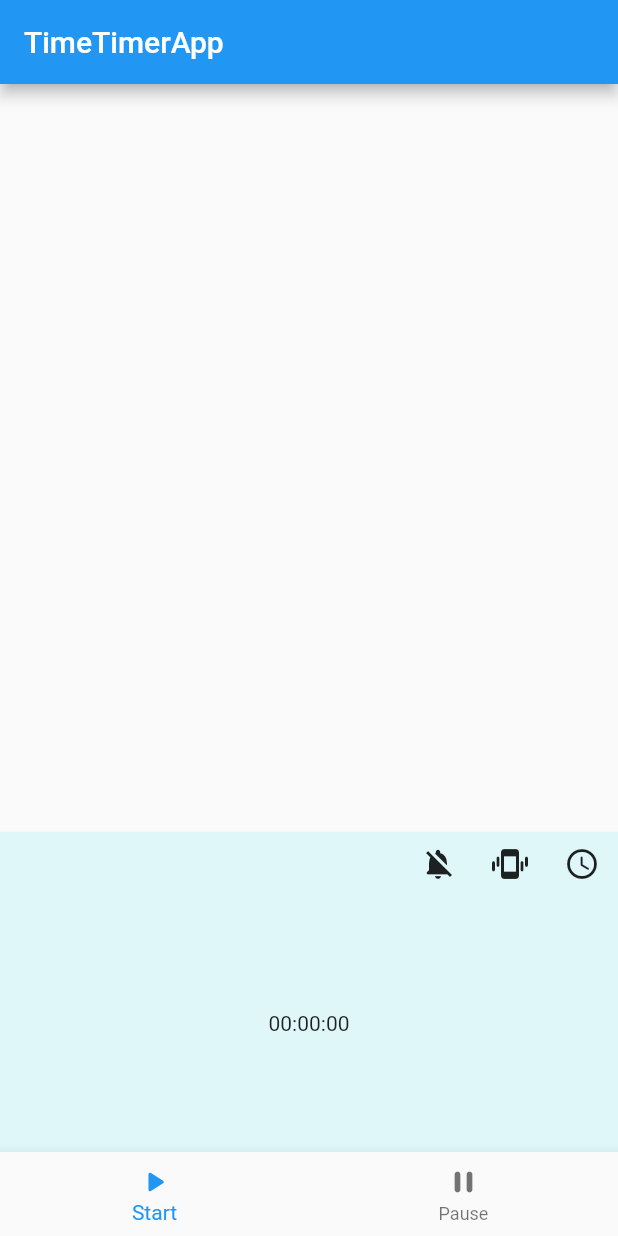
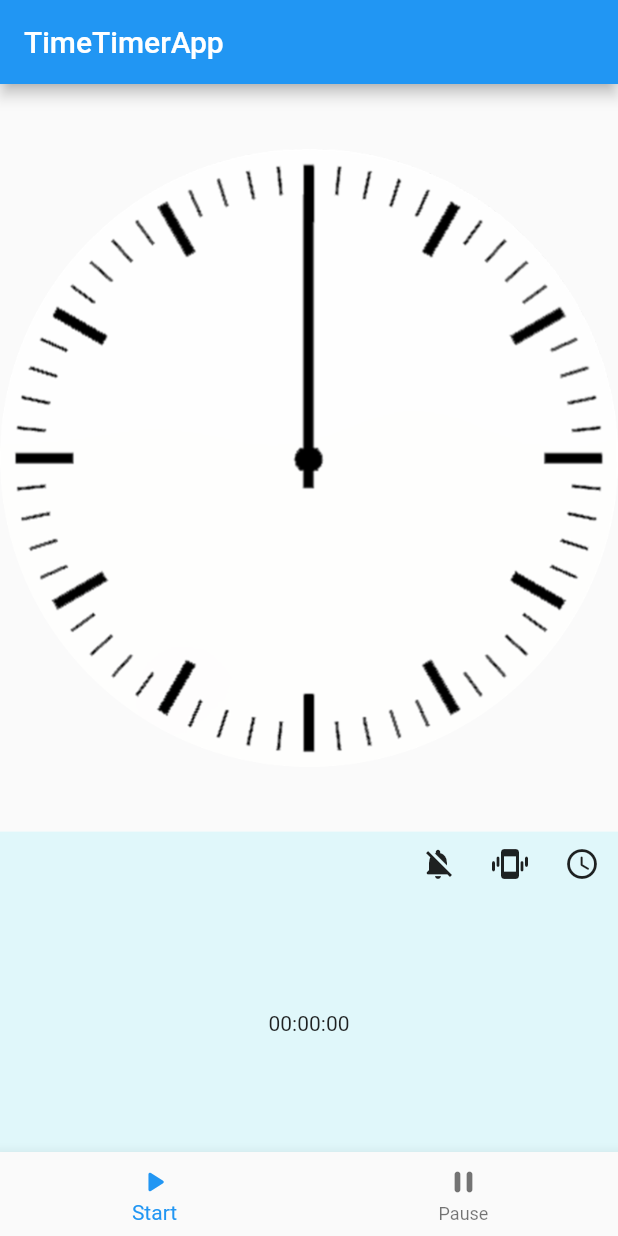
Before and after one commit to sakku-14/time_timer_app, a Flutter app: the screen it shows after launch, after a tap on the "notifications" icon, on a phone screen of 412 x 824 dp. Run offline on Flutter 3.47's test engine with Material 2 defaults, Android fonts, the phone set to English and light mode, and no system bars; our stand-ins replace flutter_local_notifications, flutter_native_timezone, shared_preferences, timezone, vibration.

Commit message:
タイマーの背景表示と円弧の中心座標修正

```diff
--- a/lib/View/timer_arc.dart
+++ b/lib/View/timer_arc.dart
@@ -1,5 +1,3 @@
-import 'dart:math';
-
 import 'package:flutter/material.dart';
 import 'package:time_timer_app/View/timer_arc_painter.dart';
 
@@ -12,7 +10,10 @@ class TimerArc extends StatelessWidget {
   @override
   Widget build(BuildContext context) {
     return CustomPaint(
-      painter: TimerArcPainter(globalKey, minutes),
+      child: Center(
+        child: Image.asset('images/Timer.png'),
+      ),
+      foregroundPainter: TimerArcPainter(globalKey, minutes),
     );
   }
 }
--- a/lib/View/timer_arc_painter.dart
+++ b/lib/View/timer_arc_painter.dart
@@ -9,21 +9,23 @@ class TimerArcPainter extends CustomPainter {
 
   @override
   void paint(Canvas canvas, Size size) {
+    var minSize = globalKey.currentContext!.size!.width >
+            globalKey.currentContext!.size!.height
+        ? globalKey.currentContext!.size!.height
+        : globalKey.currentContext!.size!.width;
+    minSize = minSize * 0.9;
+    final xCenter = globalKey.currentContext!.size!.width / 2;
+    final yCenter = globalKey.currentContext!.size!.height / 2;
+
     var arcPaint = Paint()
       ..color = Colors.red
       ..style = PaintingStyle.fill
       ..strokeWidth = 5;
 
-    var minSize = globalKey.currentContext!.size!.width >
-            globalKey.currentContext!.size!.height
-        ? globalKey.currentContext!.size!.height
-        : globalKey.currentContext!.size!.width;
-    minSize = minSize * 0.8;
-
     final fin = minutes * 2 * pi / 60;
     const start = -1 * pi / 2;
     canvas.drawArc(
-        Rect.fromCircle(center: const Offset(0, 0), radius: minSize / 2),
+        Rect.fromCircle(center: Offset(xCenter, yCenter), radius: minSize / 2),
         start,
         -fin,
         true,
```
Also changed, not shown: lib/View/timer_dial.dart (+8 -7 lines).
